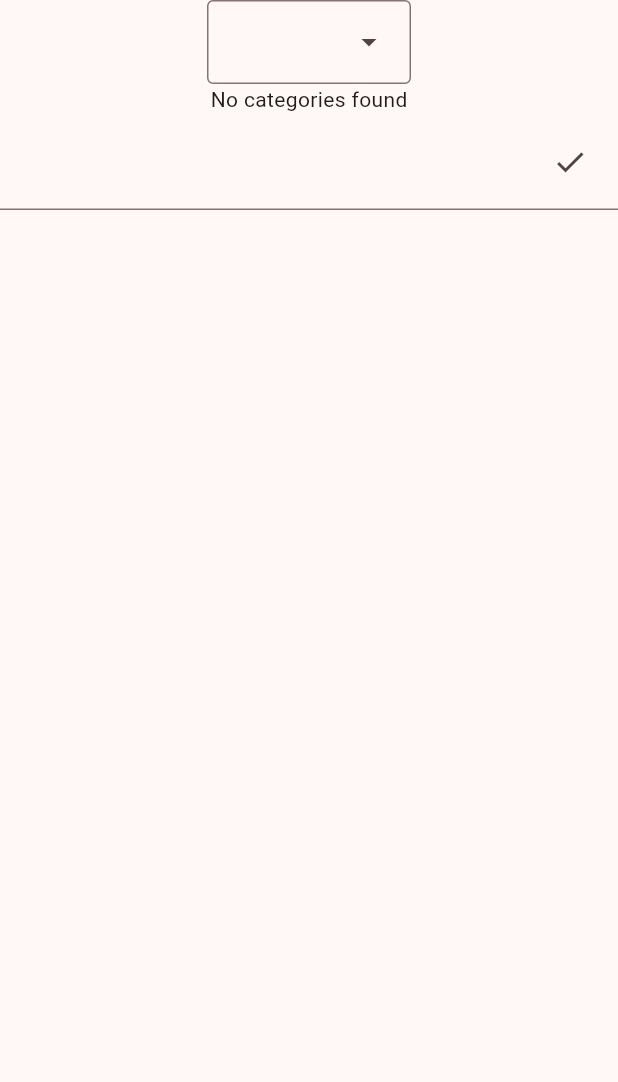
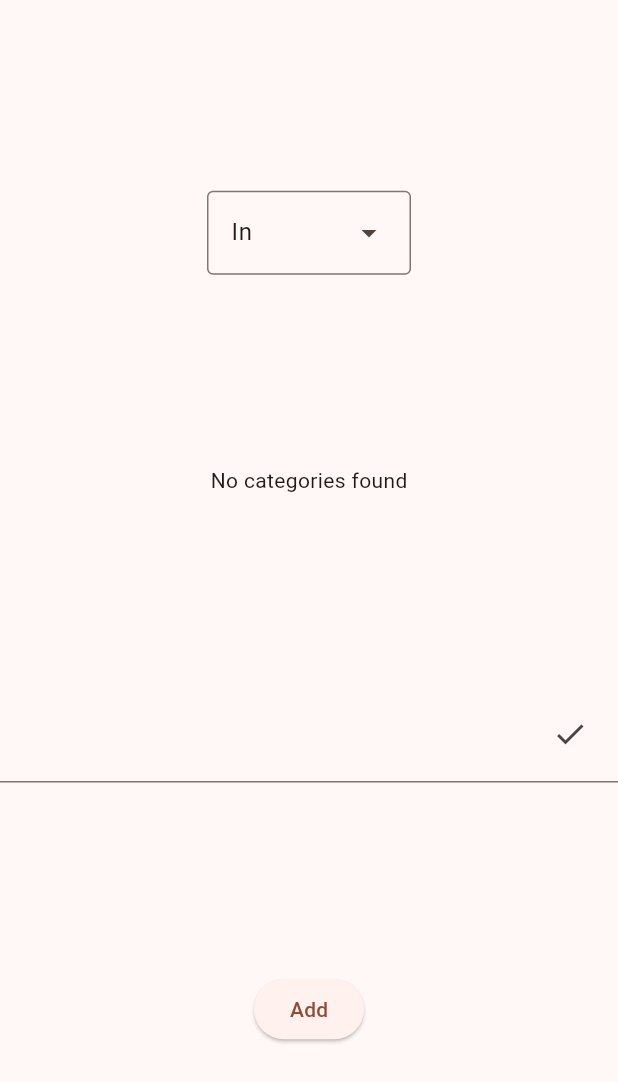
Before and after one commit to rave98/allassabudget, a Flutter app: the AddExpenseManually widget shown alone on an empty page, opened directly, on a phone screen of 412 x 824 dp. Shown: the top 1082 px of the screen. Run offline on Flutter 3.47's test engine with Material 2 defaults, Android fonts, the light colour scheme and no system bars; our stand-ins replace image_picker, isar, pie_chart; accounts and stored records are empty; generated files the repository leaves out were written again.

Commit message:
feat: added add expense button and fixed popup navigation

```diff
--- a/lib/Pages/AddExpenseManually/add_expense_manually.dart
+++ b/lib/Pages/AddExpenseManually/add_expense_manually.dart
@@ -31,13 +31,14 @@ class _AddExpenseManuallyState extends State<AddExpenseManually> {
         actions: [
           TextButton(onPressed: () => Navigator.of(context).pop(), child: Text("Cancel")),
           ElevatedButton(
-            onPressed: () async {
-              await Storage.addExpense(Expense(
+            onPressed: () {
+              Storage.addExpense(Expense(
                 timeStamp: DateTime.now(),
                 categories: categoriesController.categoriesList.map((c) => c.name).toList(),
                 isRecurring: false,
                 amount: int.parse(valueController.text) * 100)
               );
+              Navigator.of(context).pop();
             },
             child: Text("Confirm")
           )
@@ -49,11 +50,12 @@ class _AddExpenseManuallyState extends State<AddExpenseManually> {
   @override
   Widget build(BuildContext context) {
     return Column(
-      mainAxisAlignment: MainAxisAlignment.start,
+      mainAxisAlignment: MainAxisAlignment.spaceEvenly,
       crossAxisAlignment: CrossAxisAlignment.center,
       children: [
         DropdownMenu(
           controller: inOutController,
+          initialSelection: "In",
           dropdownMenuEntries: [
             DropdownMenuEntry(label: "In", value: "In"),
             DropdownMenuEntry(label: "Out", value: "Out")
@@ -65,14 +67,15 @@ class _AddExpenseManuallyState extends State<AddExpenseManually> {
           controller: valueController,
           decoration: InputDecoration(
             suffixIcon: Container(
-              margin: EdgeInsets.all(8),
+              margin: const EdgeInsets.all(8),
               child: IconButton(
-                icon: Icon(Icons.check),
+                icon: const Icon(Icons.check),
                 onPressed: confirmAddExpense,
               ),
             ),
           ),
-        )
+        ),
+        ElevatedButton(onPressed: confirmAddExpense, child: Text("Add"))
       ],
     );
   }
```
